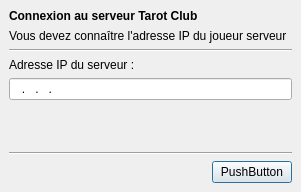
Before: the Qt Designer form src/NetClientUI.ui in arabine/icl, drawn with Qt 5.
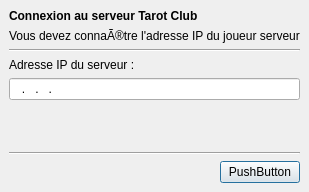
After: the same form once the commit is applied.

```diff
--- a/src/NetClientUI.ui
+++ b/src/NetClientUI.ui
@@ -43,7 +43,7 @@
      <item>
       <widget class="QLabel" name="label_3" >
        <property name="text" >
-        <string>&lt;html>&lt;head>&lt;meta name="qrichtext" content="1" />&lt;/head>&lt;body style=" white-space: pre-wrap; font-family:MS Shell Dlg; font-weight:400; font-style:normal; text-decoration:none;">&lt;p style=" margin-top:0px; margin-bottom:0px; margin-left:0px; margin-right:0px; -qt-block-indent:0; text-indent:0px;">&lt;span style=" color:#000000;">Vous devez connaître l'adresse IP du joueur serveur&lt;/span>&lt;/p>&lt;/body>&lt;/html></string>
+        <string>&lt;html>&lt;head>&lt;meta name="qrichtext" content="1" />&lt;/head>&lt;body style=" white-space: pre-wrap; font-family:MS Shell Dlg; font-weight:400; font-style:normal; text-decoration:none;">&lt;p style=" margin-top:0px; margin-bottom:0px; margin-left:0px; margin-right:0px; -qt-block-indent:0; text-indent:0px;">&lt;span style=" color:#000000;">Vous devez connaÃ®tre l'adresse IP du joueur serveur&lt;/span>&lt;/p>&lt;/body>&lt;/html></string>
        </property>
        <property name="textFormat" >
         <enum>Qt::AutoText</enum>
```
